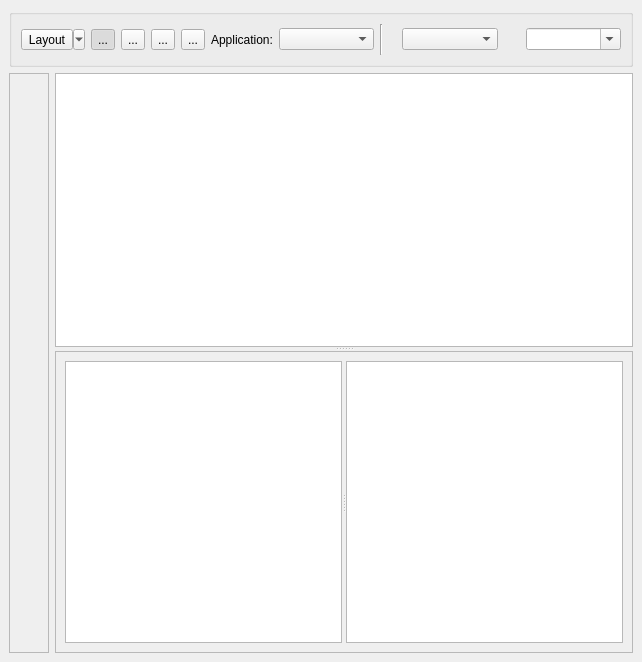
The window that trunk/maestro/gui/plugins/views/stanza_editor/StanzaEditorBase.ui (patrickhartling/maestro) describes before a commit, drawn with Qt 5.
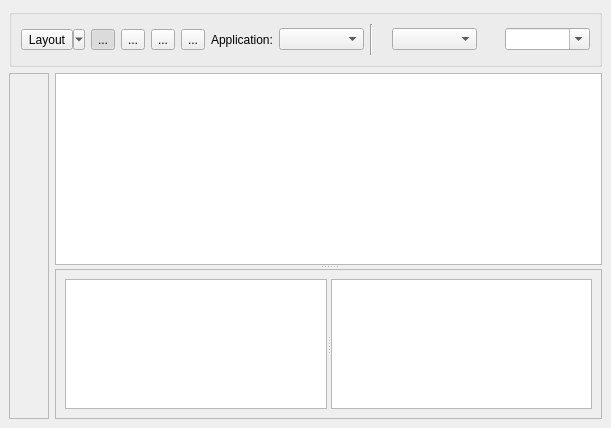
The same window after the commit. Icons and pictures are not drawn.

Commit message: - Fixing layout problems that were making Maestro way too big.

Diff of the .ui file:
```diff
--- a/trunk/maestro/gui/plugins/views/stanza_editor/StanzaEditorBase.ui
+++ b/trunk/maestro/gui/plugins/views/stanza_editor/StanzaEditorBase.ui
@@ -5,8 +5,8 @@
    <rect>
     <x>0</x>
     <y>0</y>
-    <width>642</width>
-    <height>662</height>
+    <width>611</width>
+    <height>428</height>
    </rect>
   </property>
   <property name="windowTitle" >
```
The commit also changes 4 other files.
